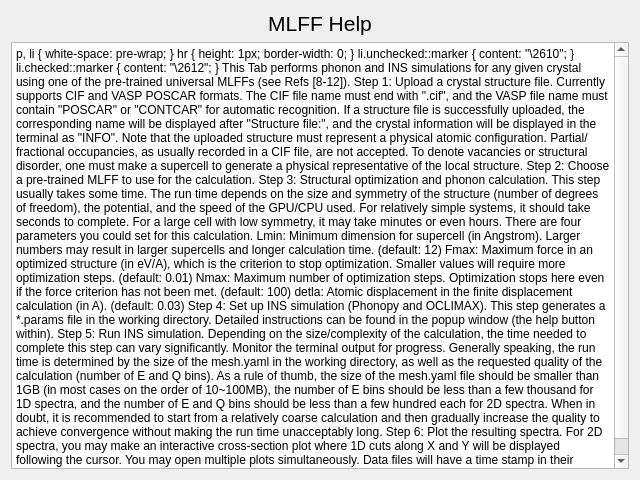
The window that gui/help_mlff.ui (neutrons/inspired) describes before a commit, drawn with Qt 5.
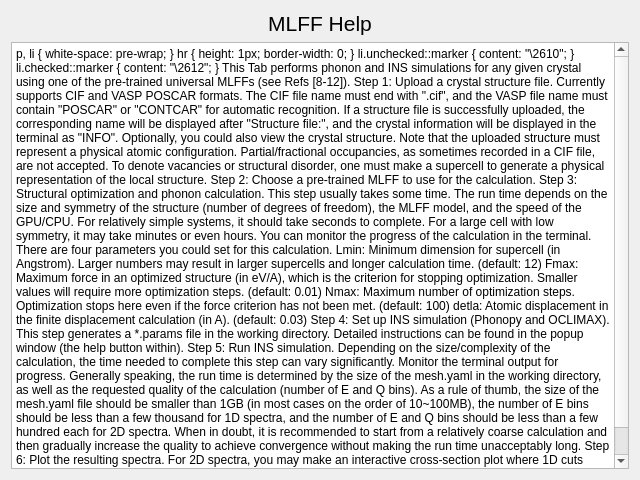
The same window after the commit.

```diff
--- a/gui/help_mlff.ui
+++ b/gui/help_mlff.ui
@@ -33,15 +33,15 @@
 &lt;/style&gt;&lt;/head&gt;&lt;body style=&quot; font-family:'Segoe UI'; font-size:9pt; font-weight:400; font-style:normal;&quot;&gt;
 &lt;p style=&quot; margin-top:0px; margin-bottom:0px; margin-left:0px; margin-right:0px; -qt-block-indent:0; text-indent:0px;&quot;&gt;&lt;span style=&quot; font-size:12pt;&quot;&gt;This Tab performs phonon and INS simulations for any given crystal using one of the pre-trained universal MLFFs (see Refs [8-12]). &lt;/span&gt;&lt;/p&gt;
 &lt;p style=&quot;-qt-paragraph-type:empty; margin-top:0px; margin-bottom:0px; margin-left:0px; margin-right:0px; -qt-block-indent:0; text-indent:0px; font-size:12pt;&quot;&gt;&lt;br /&gt;&lt;/p&gt;
-&lt;p style=&quot; margin-top:0px; margin-bottom:0px; margin-left:0px; margin-right:0px; -qt-block-indent:0; text-indent:0px;&quot;&gt;&lt;span style=&quot; font-size:12pt;&quot;&gt;Step 1: Upload a crystal structure file. Currently supports CIF and VASP POSCAR formats. The CIF file name must end with &amp;quot;.cif&amp;quot;, and the VASP file name must contain &amp;quot;POSCAR&amp;quot; or &amp;quot;CONTCAR&amp;quot; for automatic recognition. If a structure file is successfully uploaded, the corresponding name will be displayed after &amp;quot;Structure file:&amp;quot;, and the crystal information will be displayed in the terminal as &amp;quot;INFO&amp;quot;. Note that the uploaded structure must represent a physical atomic configuration. Partial/fractional occupancies, as usually recorded in a CIF file, are not accepted. To denote vacancies or structural disorder, one must make a supercell to generate a physical representative of the local structure.&lt;/span&gt;&lt;/p&gt;
+&lt;p style=&quot; margin-top:0px; margin-bottom:0px; margin-left:0px; margin-right:0px; -qt-block-indent:0; text-indent:0px;&quot;&gt;&lt;span style=&quot; font-size:12pt;&quot;&gt;Step 1: Upload a crystal structure file. Currently supports CIF and VASP POSCAR formats. The CIF file name must end with &amp;quot;.cif&amp;quot;, and the VASP file name must contain &amp;quot;POSCAR&amp;quot; or &amp;quot;CONTCAR&amp;quot; for automatic recognition. If a structure file is successfully uploaded, the corresponding name will be displayed after &amp;quot;Structure file:&amp;quot;, and the crystal information will be displayed in the terminal as &amp;quot;INFO&amp;quot;. Optionally, you could also view the crystal structure. Note that the uploaded structure must represent a physical atomic configuration. Partial/fractional occupancies, as sometimes recorded in a CIF file, are not accepted. To denote vacancies or structural disorder, one must make a supercell to generate a physical representation of the local structure.&lt;/span&gt;&lt;/p&gt;
 &lt;p style=&quot;-qt-paragraph-type:empty; margin-top:0px; margin-bottom:0px; margin-left:0px; margin-right:0px; -qt-block-indent:0; text-indent:0px; font-size:12pt;&quot;&gt;&lt;br /&gt;&lt;/p&gt;
 &lt;p style=&quot; margin-top:0px; margin-bottom:0px; margin-left:0px; margin-right:0px; -qt-block-indent:0; text-indent:0px;&quot;&gt;&lt;span style=&quot; font-size:12pt;&quot;&gt;Step 2: Choose a pre-trained MLFF to use for the calculation.&lt;/span&gt;&lt;/p&gt;
 &lt;p style=&quot;-qt-paragraph-type:empty; margin-top:0px; margin-bottom:0px; margin-left:0px; margin-right:0px; -qt-block-indent:0; text-indent:0px; font-size:12pt;&quot;&gt;&lt;br /&gt;&lt;/p&gt;
-&lt;p style=&quot; margin-top:0px; margin-bottom:0px; margin-left:0px; margin-right:0px; -qt-block-indent:0; text-indent:0px;&quot;&gt;&lt;span style=&quot; font-size:12pt;&quot;&gt;Step 3: Structural optimization and phonon calculation. This step usually takes some time. The run time depends on the size and symmetry of the structure (number of degrees of freedom), the potential, and the speed of the GPU/CPU used. For relatively simple systems, it should take seconds to complete. For a large cell with low symmetry, it may take minutes or even hours. There are four parameters you could set for this calculation.&lt;/span&gt;&lt;/p&gt;
+&lt;p style=&quot; margin-top:0px; margin-bottom:0px; margin-left:0px; margin-right:0px; -qt-block-indent:0; text-indent:0px;&quot;&gt;&lt;span style=&quot; font-size:12pt;&quot;&gt;Step 3: Structural optimization and phonon calculation. This step usually takes some time. The run time depends on the size and symmetry of the structure (number of degrees of freedom), the MLFF model, and the speed of the GPU/CPU. For relatively simple systems, it should take seconds to complete. For a large cell with low symmetry, it may take minutes or even hours. You can monitor the progress of the calculation in the terminal. There are four parameters you could set for this calculation.&lt;/span&gt;&lt;/p&gt;
 &lt;p style=&quot;-qt-paragraph-type:empty; margin-top:0px; margin-bottom:0px; margin-left:0px; margin-right:0px; -qt-block-indent:0; text-indent:0px; font-size:12pt;&quot;&gt;&lt;br /&gt;&lt;/p&gt;
 &lt;p style=&quot; margin-top:0px; margin-bottom:0px; margin-left:0px; margin-right:0px; -qt-block-indent:0; text-indent:0px;&quot;&gt;&lt;span style=&quot; font-size:12pt;&quot;&gt;Lmin: Minimum dimension for supercell (in Angstrom). Larger numbers may result in larger supercells and longer calculation time. (default: 12)&lt;/span&gt;&lt;/p&gt;
 &lt;p style=&quot;-qt-paragraph-type:empty; margin-top:0px; margin-bottom:0px; margin-left:0px; margin-right:0px; -qt-block-indent:0; text-indent:0px; font-size:12pt;&quot;&gt;&lt;br /&gt;&lt;/p&gt;
-&lt;p style=&quot; margin-top:0px; margin-bottom:0px; margin-left:0px; margin-right:0px; -qt-block-indent:0; text-indent:0px;&quot;&gt;&lt;span style=&quot; font-size:12pt;&quot;&gt;Fmax: Maximum force in an optimized structure (in eV/A), which is the criterion to stop optimization. Smaller values will require more optimization steps. (default: 0.01)&lt;/span&gt;&lt;/p&gt;
+&lt;p style=&quot; margin-top:0px; margin-bottom:0px; margin-left:0px; margin-right:0px; -qt-block-indent:0; text-indent:0px;&quot;&gt;&lt;span style=&quot; font-size:12pt;&quot;&gt;Fmax: Maximum force in an optimized structure (in eV/A), which is the criterion for stopping optimization. Smaller values will require more optimization steps. (default: 0.01)&lt;/span&gt;&lt;/p&gt;
 &lt;p style=&quot;-qt-paragraph-type:empty; margin-top:0px; margin-bottom:0px; margin-left:0px; margin-right:0px; -qt-block-indent:0; text-indent:0px; font-size:12pt;&quot;&gt;&lt;br /&gt;&lt;/p&gt;
 &lt;p style=&quot; margin-top:0px; margin-bottom:0px; margin-left:0px; margin-right:0px; -qt-block-indent:0; text-indent:0px;&quot;&gt;&lt;span style=&quot; font-size:12pt;&quot;&gt;Nmax: Maximum number of optimization steps. Optimization stops here even if the force criterion has not been met. (default: 100)&lt;/span&gt;&lt;/p&gt;
 &lt;p style=&quot;-qt-paragraph-type:empty; margin-top:0px; margin-bottom:0px; margin-left:0px; margin-right:0px; -qt-block-indent:0; text-indent:0px; font-size:12pt;&quot;&gt;&lt;br /&gt;&lt;/p&gt;
```
